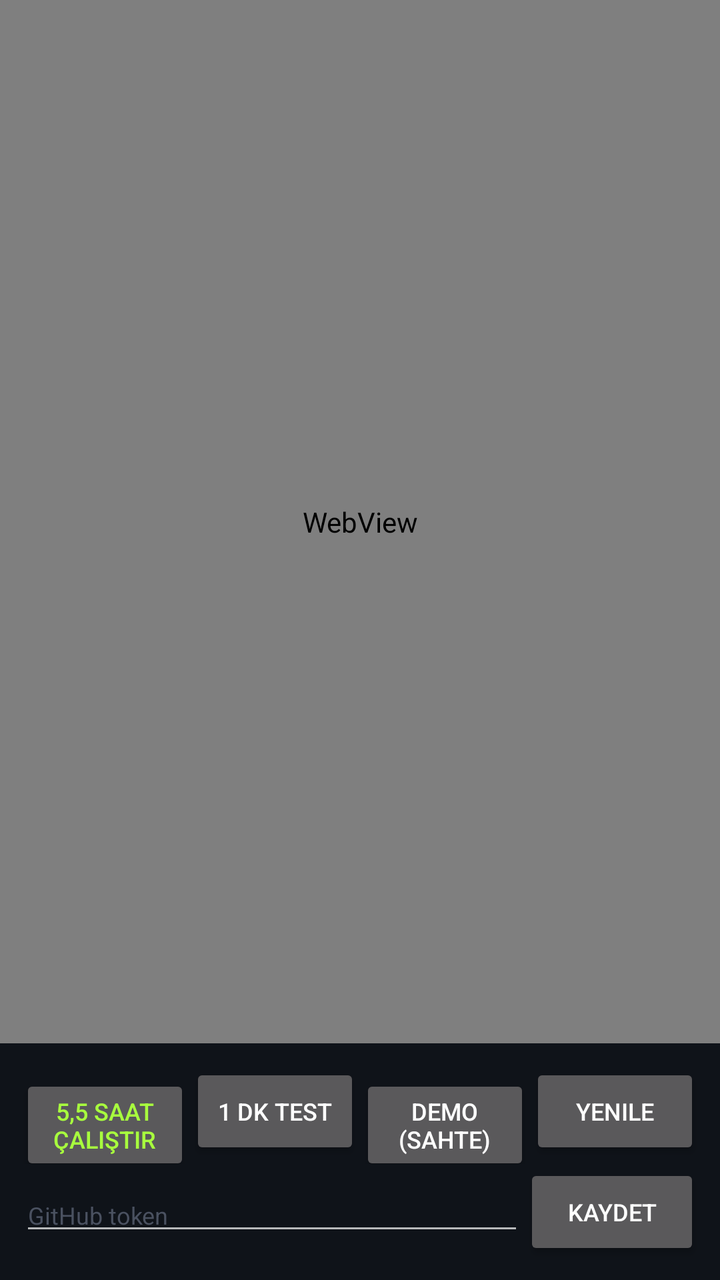
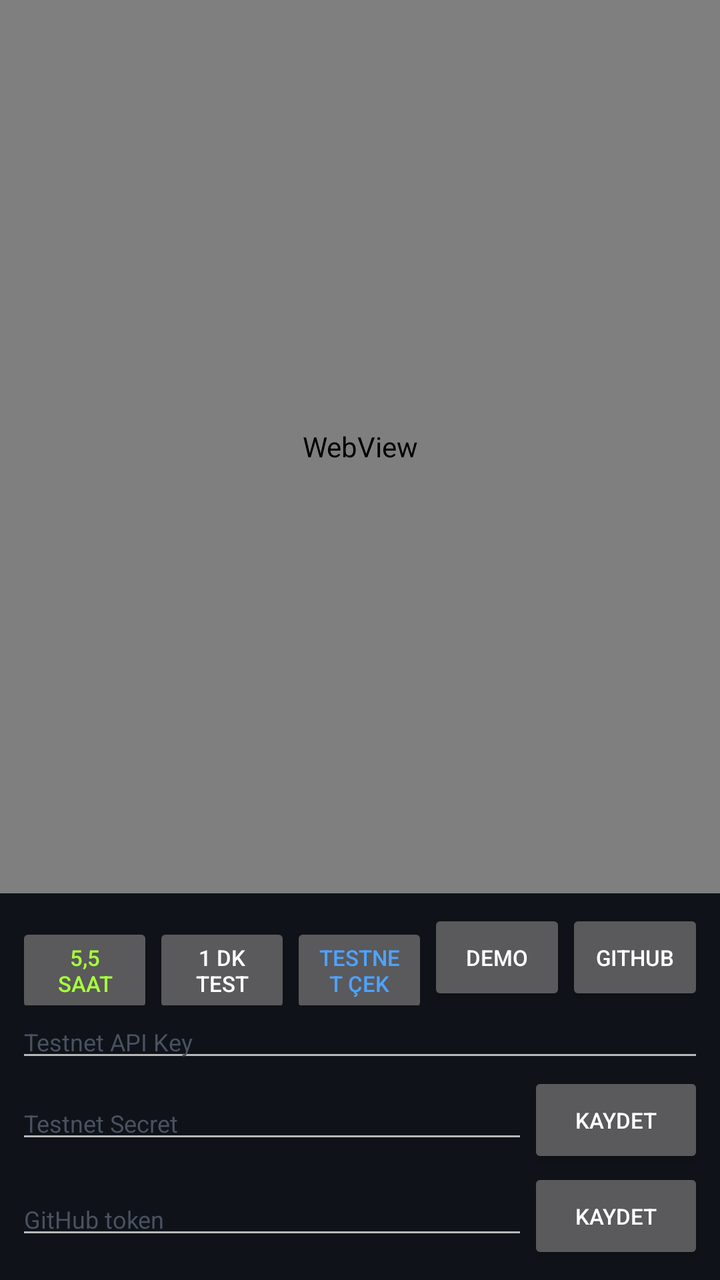

The first picture is an Android layout as it rendered before a commit; the second is the same layout after the commit. The layout source and the unified diff follow.
<!-- AndroidManifest.xml: application theme Theme.Panel -->
<!-- res/layout/activity_main.xml -->
<?xml version="1.0" encoding="utf-8"?>
<LinearLayout xmlns:android="http://schemas.android.com/apk/res/android"
    android:layout_width="match_parent"
    android:layout_height="match_parent"
    android:orientation="vertical"
    android:background="#07090C">

    <WebView
        android:id="@+id/dash"
        android:layout_width="match_parent"
        android:layout_height="0dp"
        android:layout_weight="1" />

    <LinearLayout
        android:layout_width="match_parent"
        android:layout_height="wrap_content"
        android:orientation="vertical"
        android:padding="10dp"
        android:background="#0F1319">

        <LinearLayout
            android:layout_width="match_parent"
            android:layout_height="wrap_content"
            android:orientation="horizontal">

            <Button
                android:id="@+id/runBot"
                android:layout_width="0dp"
                android:layout_height="wrap_content"
                android:layout_weight="1"
                android:text="5,5 saat çalıştır"
                android:textColor="#A8FF3E"
                android:textSize="12sp" />

            <Button
                android:id="@+id/testRun"
                android:layout_width="0dp"
                android:layout_height="wrap_content"
                android:layout_weight="1"
                android:text="1 dk test"
                android:textSize="12sp" />

            <Button
                android:id="@+id/demo"
                android:layout_width="0dp"
                android:layout_height="wrap_content"
                android:layout_weight="1"
                android:text="Demo (sahte)"
                android:textSize="12sp" />

            <Button
                android:id="@+id/refresh"
                android:layout_width="0dp"
                android:layout_height="wrap_content"
                android:layout_weight="1"
                android:text="Yenile"
                android:textSize="12sp" />
        </LinearLayout>

        <LinearLayout
            android:layout_width="match_parent"
            android:layout_height="wrap_content"
            android:orientation="horizontal"
            android:gravity="center_vertical">

            <EditText
                android:id="@+id/token"
                android:layout_width="0dp"
                android:layout_height="wrap_content"
                android:layout_weight="1"
                android:hint="GitHub token"
                android:inputType="textPassword"
                android:textColor="#E8ECF2"
                android:textColorHint="#4A5160"
                android:textSize="12sp" />

            <Button
                android:id="@+id/saveToken"
                android:layout_width="wrap_content"
                android:layout_height="wrap_content"
                android:text="Kaydet"
                android:textSize="12sp" />
        </LinearLayout>
    </LinearLayout>
</LinearLayout>
<!-- resources referenced by this layout -->
<resources>
  <style name="Theme.Panel" parent="Theme.AppCompat.NoActionBar">
          <item name="android:windowBackground">#0D0F12</item>
          <item name="android:statusBarColor">#0D0F12</item>
      </style>
</resources>

<!-- the commit's change to res/layout/activity_main.xml (unified diff, before → after) -->
@@ -15,7 +15,7 @@
         android:layout_width="match_parent"
         android:layout_height="wrap_content"
         android:orientation="vertical"
-        android:padding="10dp"
+        android:padding="8dp"
         android:background="#0F1319">
 
         <LinearLayout
@@ -28,9 +28,9 @@
                 android:layout_width="0dp"
                 android:layout_height="wrap_content"
                 android:layout_weight="1"
-                android:text="5,5 saat çalıştır"
+                android:text="5,5 saat"
                 android:textColor="#A8FF3E"
-                android:textSize="12sp" />
+                android:textSize="11sp" />
 
             <Button
                 android:id="@+id/testRun"
@@ -38,23 +38,66 @@
                 android:layout_height="wrap_content"
                 android:layout_weight="1"
                 android:text="1 dk test"
-                android:textSize="12sp" />
+                android:textSize="11sp" />
+
+            <Button
+                android:id="@+id/testnet"
+                android:layout_width="0dp"
+                android:layout_height="wrap_content"
+                android:layout_weight="1"
+                android:text="Testnet çek"
+                android:textColor="#4DA3FF"
+                android:textSize="11sp" />
 
             <Button
                 android:id="@+id/demo"
                 android:layout_width="0dp"
                 android:layout_height="wrap_content"
                 android:layout_weight="1"
-                android:text="Demo (sahte)"
-                android:textSize="12sp" />
+                android:text="Demo"
+                android:textSize="11sp" />
 
             <Button
                 android:id="@+id/refresh"
                 android:layout_width="0dp"
                 android:layout_height="wrap_content"
                 android:layout_weight="1"
-                android:text="Yenile"
+                android:text="GitHub"
+                android:textSize="11sp" />
+        </LinearLayout>
+
+        <EditText
+            android:id="@+id/tkey"
+            android:layout_width="match_parent"
+            android:layout_height="wrap_content"
+            android:hint="Testnet API Key"
+            android:textColor="#E8ECF2"
+            android:textColorHint="#4A5160"
+            android:textSize="12sp" />
+
+        <LinearLayout
+            android:layout_width="match_parent"
+            android:layout_height="wrap_content"
+            android:orientation="horizontal"
+            android:gravity="center_vertical">
+
+            <EditText
+                android:id="@+id/tsec"
+                android:layout_width="0dp"
+                android:layout_height="wrap_content"
+                android:layout_weight="1"
+                android:hint="Testnet Secret"
+                android:inputType="textPassword"
+                android:textColor="#E8ECF2"
+                android:textColorHint="#4A5160"
                 android:textSize="12sp" />
+
+            <Button
+                android:id="@+id/saveTestnet"
+                android:layout_width="wrap_content"
+                android:layout_height="wrap_content"
+                android:text="Kaydet"
+                android:textSize="11sp" />
         </LinearLayout>
 
         <LinearLayout
@@ -79,7 +122,7 @@
                 android:layout_width="wrap_content"
                 android:layout_height="wrap_content"
                 android:text="Kaydet"
-                android:textSize="12sp" />
+                android:textSize="11sp" />
         </LinearLayout>
     </LinearLayout>
 </LinearLayout>
